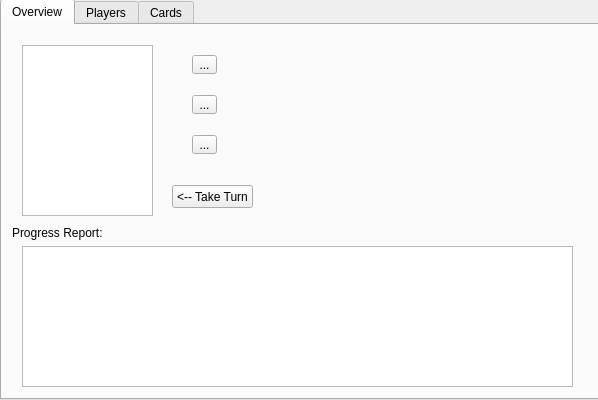
Above: Cluedo/Game.ui from Stephen-ODriscoll/Cluedo before the change. Below: the same form after it.
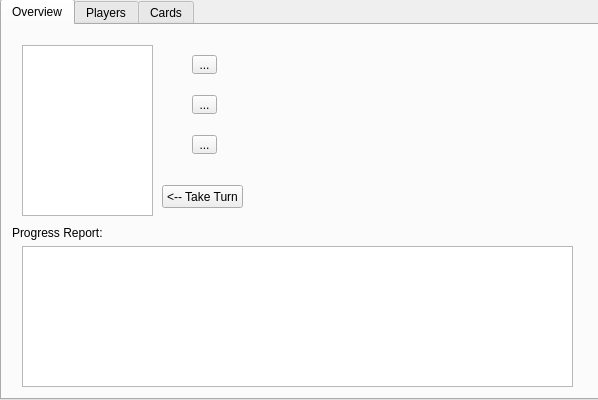
That is the form after the change.

```diff
--- a/Cluedo/Game.ui
+++ b/Cluedo/Game.ui
@@ -104,7 +104,7 @@
     <widget class="QPushButton" name="turnButton">
      <property name="geometry">
       <rect>
-       <x>170</x>
+       <x>160</x>
        <y>160</y>
        <width>81</width>
        <height>23</height>
```
